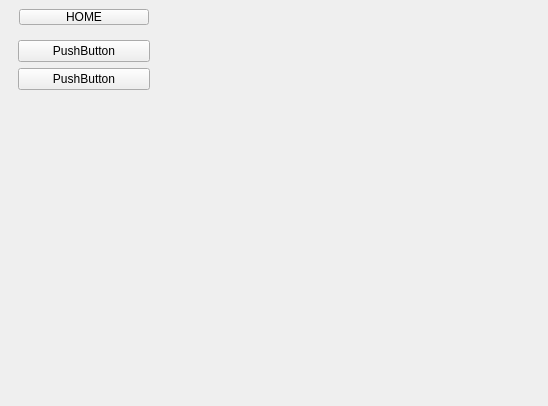
codicuz/docs-maker, file docs_maker_gui/ui/docs-maker-main-window.ui: the form before one commit.
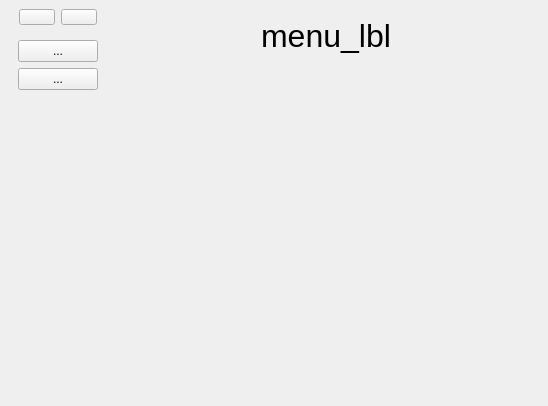
The form after the commit. Icons and pictures are not drawn.

The edit to the form file:
```diff
--- a/docs_maker_gui/ui/docs-maker-main-window.ui
+++ b/docs_maker_gui/ui/docs-maker-main-window.ui
@@ -16,19 +16,20 @@
   <widget class="QWidget" name="centralwidget">
    <layout class="QVBoxLayout" name="verticalLayout_3">
     <item>
-     <layout class="QHBoxLayout" name="horizontalLayout">
+     <layout class="QHBoxLayout" name="horizontalLayout_2">
       <item>
        <layout class="QVBoxLayout" name="verticalLayout_2">
         <item>
-         <widget class="QPushButton" name="pushButton_19">
+         <layout class="QHBoxLayout" name="horizontalLayout">
+          <item>
+           <widget class="QPushButton" name="main_btn">
           <property name="styleSheet">
            <string notr="true">QPushButton {
 	margin-left: 10px;
-	margin-right: 10px;
 }</string>
           </property>
           <property name="text">
-           <string>HOME</string>
+             <string/>
           </property>
           <property name="icon">
            <iconset resource="../resources/resources.qrc">
@@ -43,6 +44,30 @@
          </widget>
         </item>
         <item>
+           <widget class="QPushButton" name="menu_btn">
+            <property name="styleSheet">
+             <string notr="true">QPushButton {
+	margin-right: 10px;
+}</string>
+            </property>
+            <property name="text">
+             <string/>
+            </property>
+            <property name="icon">
+             <iconset resource="../resources/resources.qrc">
+              <normaloff>:/icons/icons/more-horiz-64-blue.svg</normaloff>:/icons/icons/more-horiz-64-blue.svg</iconset>
+            </property>
+            <property name="iconSize">
+             <size>
+              <width>36</width>
+              <height>36</height>
+             </size>
+            </property>
+           </widget>
+          </item>
+         </layout>
+        </item>
+        <item>
          <widget class="QScrollArea" name="scrollArea">
           <property name="sizePolicy">
            <sizepolicy hsizetype="Minimum" vsizetype="Preferred">
@@ -50,12 +75,6 @@
             <verstretch>0</verstretch>
            </sizepolicy>
           </property>
-          <property name="minimumSize">
-           <size>
-            <width>150</width>
-            <height>0</height>
-           </size>
-          </property>
           <property name="styleSheet">
            <string notr="true">QScrollArea {
 	border: none
@@ -75,22 +94,22 @@
             <rect>
              <x>0</x>
              <y>0</y>
-             <width>150</width>
-             <height>340</height>
+             <width>112</width>
+             <height>336</height>
             </rect>
            </property>
            <layout class="QVBoxLayout" name="verticalLayout">
             <item>
              <widget class="QPushButton" name="pushButton">
               <property name="text">
-               <string>PushButton</string>
+               <string>...</string>
               </property>
              </widget>
             </item>
             <item>
              <widget class="QPushButton" name="pushButton_12">
               <property name="text">
-               <string>PushButton</string>
+               <string>...</string>
               </property>
              </widget>
             </item>
@@ -114,15 +133,80 @@
        </layout>
       </item>
       <item>
-       <widget class="QStackedWidget" name="stackedWidget">
+       <widget class="QStackedWidget" name="mainStacked_sw">
         <property name="sizePolicy">
          <sizepolicy hsizetype="Expanding" vsizetype="Preferred">
           <horstretch>0</horstretch>
           <verstretch>0</verstretch>
          </sizepolicy>
         </property>
-        <widget class="QWidget" name="page"/>
-        <widget class="QWidget" name="page_2"/>
+        <property name="currentIndex">
+         <number>1</number>
+        </property>
+        <widget class="QWidget" name="mainPage_stPage">
+         <layout class="QVBoxLayout" name="verticalLayout_4">
+          <item>
+           <widget class="QLabel" name="mainWindow_lbl">
+            <property name="font">
+             <font>
+              <pointsize>24</pointsize>
+             </font>
+            </property>
+            <property name="text">
+             <string>main</string>
+            </property>
+            <property name="alignment">
+             <set>Qt::AlignmentFlag::AlignCenter</set>
+            </property>
+           </widget>
+          </item>
+          <item>
+           <spacer name="verticalSpacer_2">
+            <property name="orientation">
+             <enum>Qt::Orientation::Vertical</enum>
+            </property>
+            <property name="sizeHint" stdset="0">
+             <size>
+              <width>20</width>
+              <height>40</height>
+             </size>
+            </property>
+           </spacer>
+          </item>
+         </layout>
+        </widget>
+        <widget class="QWidget" name="menuPage_stPage">
+         <layout class="QVBoxLayout" name="verticalLayout_5">
+          <item>
+           <widget class="QLabel" name="menu_lbl">
+            <property name="font">
+             <font>
+              <pointsize>24</pointsize>
+             </font>
+            </property>
+            <property name="text">
+             <string>menu_lbl</string>
+            </property>
+            <property name="alignment">
+             <set>Qt::AlignmentFlag::AlignCenter</set>
+            </property>
+           </widget>
+          </item>
+          <item>
+           <spacer name="verticalSpacer_3">
+            <property name="orientation">
+             <enum>Qt::Orientation::Vertical</enum>
+            </property>
+            <property name="sizeHint" stdset="0">
+             <size>
+              <width>20</width>
+              <height>40</height>
+             </size>
+            </property>
+           </spacer>
+          </item>
+         </layout>
+        </widget>
        </widget>
       </item>
      </layout>
```
Lines whose indentation alone changed are shown as unchanged.
